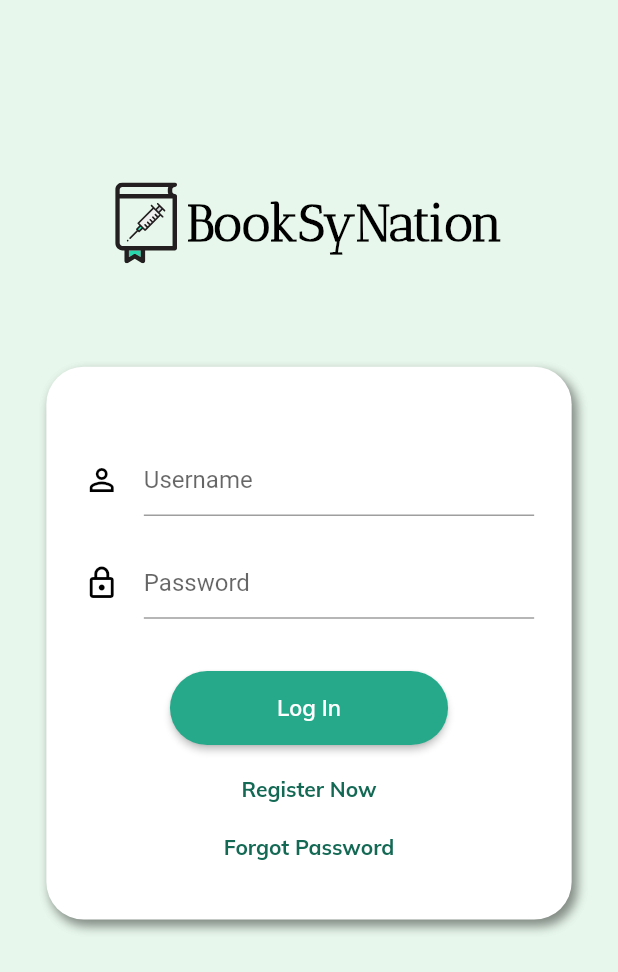
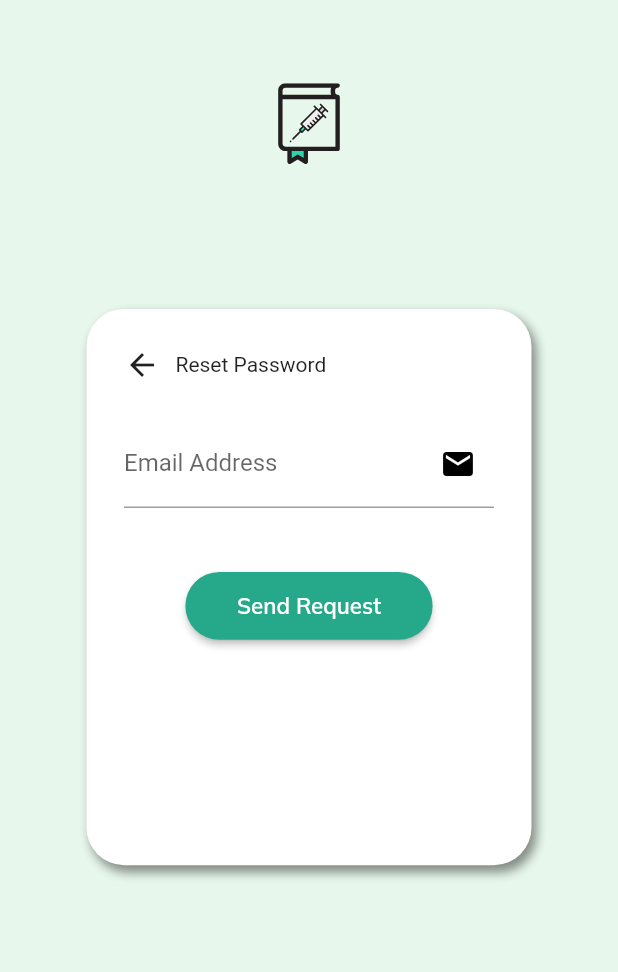
Before and after one commit to Book-cine/booksynation, a Flutter app: the screen it shows after launch, after a tap on "Forgot Password", on a phone screen of 412 x 824 dp. Shown: the top 972 px of the screen. Run offline on Flutter 3.47's test engine with Material 2 defaults, Android fonts, the phone set to English and light mode, and no system bars; our stand-ins replace cloud_firestore, firebase_auth, firebase_core, flutter_svg, google_sign_in, introduction_screen and 1 more; accounts and stored records are empty; network calls fail; project files that could hold a hidden picture were left out.

Commit message:
v15.1.5 Forgot Password 10/21/21

```diff
--- a/booksynation/lib/home.dart
+++ b/booksynation/lib/home.dart
@@ -1,5 +1,6 @@
 import 'package:booksynation/page/patient_info/widgets/patientData.dart';
 import 'package:booksynation/page/registerpatient.dart';
+import 'package:booksynation/page/resetpass.dart';
 import 'package:booksynation/splash.dart';
 import 'package:flutter/material.dart';
 import 'package:flutter_svg/flutter_svg.dart';
@@ -232,7 +233,16 @@ class _HomepageState extends State<Homepage> {
                                 height: height * 0.025,
                               ),
                               InkWell(
-                                onTap: () {},
+                                onTap: () {
+                                  Navigator.push(
+                                    context,
+                                    MaterialPageRoute(
+                                        builder: (context) => ForgotPassword(
+                                              auth: auth,
+                                              currentUser: auth.currentUser,
+                                            )),
+                                  );
+                                },
                                 child: Text(
                                   'Forgot Password',
                                   style: TextStyle(
--- a/booksynation/lib/mobilemain.dart
+++ b/booksynation/lib/mobilemain.dart
@@ -27,13 +27,6 @@ class _MobileMainState extends State<MobileMain> {
   });
   final FirebaseAuth auth;
   final currentUser;
-  final emails = [
-    'nashtaps@gmail.com',
-    'joserizal@gmail.com',
-    'darksaviour@gmail.com',
-    'cyberblaze@gmail.com',
-    'mervtampus@gmail.com',
-  ];
 
   String? value;
 
--- /dev/null
+++ b/booksynation/lib/page/resetpass.dart
@@ -0,0 +1,247 @@
+import 'package:booksynation/home.dart';
+import 'package:firebase_auth/firebase_auth.dart';
+import 'package:flutter/material.dart';
+import 'package:flutter_svg/flutter_svg.dart';
+
+class ForgotPassword extends StatefulWidget {
+  const ForgotPassword({
+    Key? key,
+    required this.auth,
+    @required this.currentUser,
+  }) : super(key: key);
+  final FirebaseAuth auth;
+  final currentUser;
+
+  @override
+  _ForgotPasswordState createState() => _ForgotPasswordState(
+        auth: auth,
+        currentUser: currentUser,
+      );
+}
+
+class _ForgotPasswordState extends State<ForgotPassword> {
+  _ForgotPasswordState({
+    required this.auth,
+    @required this.currentUser,
+  });
+  final FirebaseAuth auth;
+  final currentUser;
+  final emailController = TextEditingController();
+  final _formKey = GlobalKey<FormState>();
+
+  @override
+  Widget build(BuildContext context) {
+    final width = MediaQuery.of(context).size.width;
+    final height = MediaQuery.of(context).size.height;
+
+    return SafeArea(
+      child: Scaffold(
+        resizeToAvoidBottomInset: true,
+        body: Container(
+          decoration: BoxDecoration(
+            color: Color(0xFF3DDD6A).withOpacity(0.10),
+          ),
+          child: Column(
+            mainAxisAlignment: MainAxisAlignment.start,
+            children: [
+              SizedBox(
+                height: height * 0.05,
+              ),
+              Row(
+                mainAxisAlignment: MainAxisAlignment.center,
+                children: [
+                  SvgPicture.asset(
+                    'images/Logo_BSN.svg',
+                    height: height * 0.1,
+                    width: width * 0.1,
+                  ),
+                ],
+              ),
+              SizedBox(
+                height: height * 0.10,
+              ),
+              Form(
+                key: _formKey,
+                child: Container(
+                  height: height * 0.45,
+                  width: width * 0.85,
+                  alignment: Alignment.center,
+                  child: AspectRatio(
+                    aspectRatio: 4 / 5,
+                    child: Container(
+                      padding: EdgeInsets.symmetric(
+                        horizontal: 25.0,
+                        vertical: 25.0,
+                      ),
+                      decoration: BoxDecoration(
+                        color: Colors.white,
+                        borderRadius: BorderRadius.circular(25.0),
+                        boxShadow: [
+                          BoxShadow(
+                            color: Colors.black.withOpacity(0.25),
+                            blurRadius: 5,
+                            offset: Offset(3, 4), // changes position of shadow
+                          ),
+                          BoxShadow(
+                            color: Colors.black.withOpacity(0.25),
+                            blurRadius: 5,
+                            offset: Offset(3, 4), // changes position of shadow
+                          ),
+                        ],
+                      ),
+                      child: Column(
+                        mainAxisAlignment: MainAxisAlignment.start,
+                        children: [
+                          Column(
+                            crossAxisAlignment: CrossAxisAlignment.start,
+                            children: [
+                              Row(
+                                children: [
+                                  InkWell(
+                                    onTap: () => Navigator.pop(context),
+                                    child: Icon(Icons.arrow_back),
+                                  ),
+                                  SizedBox(
+                                    width: width * 0.025,
+                                  ),
+                                  Text('Reset Password'),
+                                ],
+                              ),
+                              SizedBox(
+                                height: height * 0.030,
+                              ),
+                              TextFormField(
+                                controller: emailController,
+                                decoration: InputDecoration(
+                                  suffixIcon: Icon(
+                                    Icons.email,
+                                    color: Colors.black,
+                                  ),
+                                  labelText: 'Email Address',
+                                ),
+                                validator: (value) {
+                                  if (value == null)
+                                    return 'Input a valid email address.';
+                                },
+                              ),
+                              SizedBox(
+                                height: height * 0.05,
+                              ),
+                            ],
+                          ),
+                          Column(
+                            crossAxisAlignment: CrossAxisAlignment.center,
+                            children: [
+                              ElevatedButton(
+                                onPressed: () async {
+                                  final isValid =
+                                      _formKey.currentState!.validate();
+                                  if (isValid) {
+                                    try {
+                                      await FirebaseAuth.instance
+                                          .sendPasswordResetEmail(
+                                        email: emailController.text,
+                                      )
+                                          .then((result) {
+                                        if (isValid) {
+                                          ScaffoldMessenger.of(context)
+                                              .showSnackBar(
+                                            const SnackBar(
+                                              content: Text(
+                                                'Request successful.',
+                                              ),
+                                            ),
+                                          );
+                                          Navigator.of(context).pop();
+                                          Navigator.of(context).push(
+                                            MaterialPageRoute(
+                                              fullscreenDialog: true,
+                                              builder: (context) => Homepage(),
+                                            ),
+                                          );
+                                        } else {
+                                          ScaffoldMessenger.of(context)
+                                              .showSnackBar(
+                                            const SnackBar(
+                                              content: Text(
+                                                'Request unsuccessful.',
+                                              ),
+                                            ),
+                                          );
+                                        }
+                                      });
+                                    } on FirebaseAuthException catch (e) {
+                                      print(e);
+                                      if (e.code == 'email-already-in-use') {
+                                        ScaffoldMessenger.of(context)
+                                            .showSnackBar(
+                                          const SnackBar(
+                                            content: Text(
+                                              'Email address is already in use.',
+                                            ),
+                                          ),
+                                        );
+                                      } else if (e.code == 'invalid-email') {
+                                        ScaffoldMessenger.of(context)
+                                            .showSnackBar(
+                                          const SnackBar(
+                                            content: Text(
+                                              'Email address is not valid',
+                                            ),
+                                          ),
+                                        );
+                                      } else {
+                                        ScaffoldMessenger.of(context)
+                                            .showSnackBar(
+                                          const SnackBar(
+                                            content: Text(
+                                              'Email address not registered',
+                                            ),
+                                          ),
+                                        );
+                                      }
+                                    }
+                                  }
+                                },
+                                style: ElevatedButton.styleFrom(
+                                  primary: Color(0xFF26A98A),
+                                  fixedSize: Size(
+                                    width * 0.40,
+                                    height * 0.055,
+                                  ),
+                                  shape: RoundedRectangleBorder(
+                                    borderRadius: BorderRadius.circular(40.0),
+                                  ),
+                                ),
+                                child: Text(
+                                  'Send Request',
+                                  style: TextStyle(
+                                    color: Colors.white,
+                                    fontFamily: 'Mulish',
+                                    fontWeight: FontWeight.w600,
+                                    fontSize: height * 0.018,
+                                    decoration: TextDecoration.none,
+                                  ),
+                                ),
+                              ),
+                              SizedBox(
+                                height: height * 0.030,
+                              ),
+                            ],
+                          ),
+                        ],
+                      ),
+                    ),
+                  ),
+                ),
+              ),
+              SizedBox(
+                height: height * 0.10,
+              ),
+            ],
+          ),
+        ),
+      ),
+    );
+  }
+}
```
